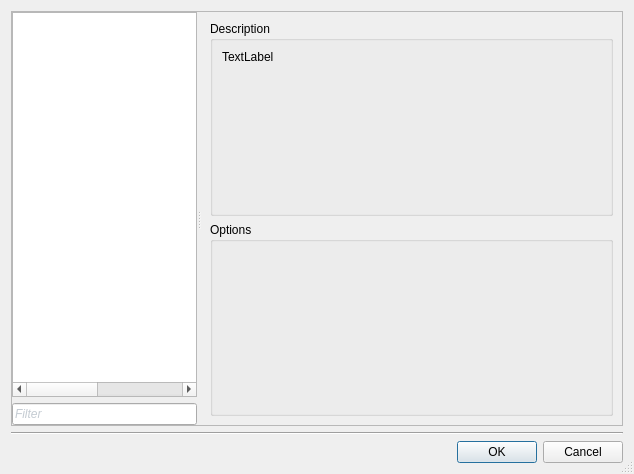
First picture: the form in ui/SettingsDialog.ui, repository ImageProcessing-ElectronicPublications/scantailor-deviant, before the edit.
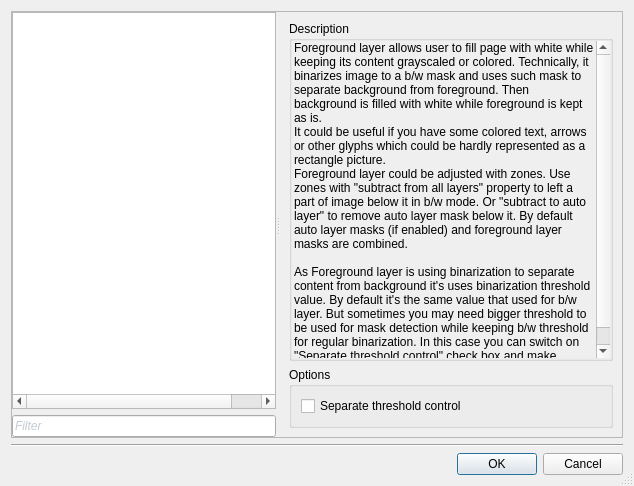
Second picture: the form after the edit. The open tabs and pages were chosen to show the change. Custom widgets are drawn as their Qt base class.

Commit message: Settings dialog improvements 2

Patch:
```diff
--- a/ui/SettingsDialog.ui
+++ b/ui/SettingsDialog.ui
@@ -7,7 +7,7 @@
     <x>0</x>
     <y>0</y>
     <width>634</width>
-    <height>405</height>
+    <height>486</height>
    </rect>
   </property>
   <property name="windowTitle">
@@ -48,7 +48,7 @@
        <item>
         <widget class="QTreeWidget" name="treeWidget">
          <property name="sizePolicy">
-          <sizepolicy hsizetype="Ignored" vsizetype="Expanding">
+          <sizepolicy hsizetype="MinimumExpanding" vsizetype="Expanding">
            <horstretch>1</horstretch>
            <verstretch>0</verstretch>
           </sizepolicy>
@@ -2229,21 +2229,77 @@
           <property name="title">
            <string>Description</string>
           </property>
-          <layout class="QVBoxLayout" name="verticalLayout_29">
+          <layout class="QVBoxLayout" name="verticalLayout_22">
+           <property name="spacing">
+            <number>0</number>
+           </property>
+           <property name="leftMargin">
+            <number>0</number>
+           </property>
+           <property name="topMargin">
+            <number>0</number>
+           </property>
+           <property name="rightMargin">
+            <number>0</number>
+           </property>
+           <property name="bottomMargin">
+            <number>0</number>
+           </property>
            <item>
-            <widget class="QLabel" name="lblApplyCutDescr_22">
-             <property name="text">
-              <string>TextLabel</string>
+            <widget class="QScrollArea" name="scrollArea_10">
+             <property name="frameShape">
+              <enum>QFrame::NoFrame</enum>
              </property>
-             <property name="alignment">
-              <set>Qt::AlignLeading|Qt::AlignLeft|Qt::AlignTop</set>
+             <property name="widgetResizable">
+              <bool>true</bool>
              </property>
-             <property name="wordWrap">
-              <bool>false</bool>
-             </property>
-             <property name="textInteractionFlags">
-              <set>Qt::LinksAccessibleByMouse|Qt::TextSelectableByKeyboard|Qt::TextSelectableByMouse</set>
-             </property>
+             <widget class="QWidget" name="scrollAreaWidgetContents_10">
+              <property name="geometry">
+               <rect>
+                <x>0</x>
+                <y>0</y>
+                <width>79</width>
+                <height>1680</height>
+               </rect>
+              </property>
+              <layout class="QVBoxLayout" name="verticalLayout_73">
+               <property name="spacing">
+                <number>0</number>
+               </property>
+               <property name="leftMargin">
+                <number>2</number>
+               </property>
+               <property name="topMargin">
+                <number>0</number>
+               </property>
+               <property name="rightMargin">
+                <number>2</number>
+               </property>
+               <property name="bottomMargin">
+                <number>0</number>
+               </property>
+               <item>
+                <widget class="QLabel" name="lblForegroundLayerDescr">
+                 <property name="text">
+                  <string>Foreground layer allows user to fill page with white while keeping its content grayscaled or colored. Technically, it binarizes image to a b/w mask and uses such mask to separate background from foreground. Then background is filled with white while foreground is kept as is.
+It could be useful if you have some colored text, arrows or other glyphs which could be hardly represented as a rectangle picture.
+Foreground layer could be adjusted with zones. Use zones with &quot;subtract from all layers&quot; property to left a part of image below it in b/w mode. Or &quot;subtract to auto layer&quot; to remove auto layer mask below it. By default auto layer masks (if enabled) and foreground layer masks are combined.
+
+As Foreground layer is using binarization to separate content from background it's uses binarization threshold value. By default it's the same value that used for b/w layer. But sometimes you may need bigger threshold to be used for mask detection while keeping b/w threshold for regular binarization. In this case you can switch on &quot;Separate threshold control&quot; check box and make additional threshold control visible for foreground layer.</string>
+                 </property>
+                 <property name="alignment">
+                  <set>Qt::AlignLeading|Qt::AlignLeft|Qt::AlignTop</set>
+                 </property>
+                 <property name="wordWrap">
+                  <bool>true</bool>
+                 </property>
+                 <property name="textInteractionFlags">
+                  <set>Qt::LinksAccessibleByMouse|Qt::TextSelectableByKeyboard|Qt::TextSelectableByMouse</set>
+                 </property>
+                </widget>
+               </item>
+              </layout>
+             </widget>
             </widget>
            </item>
           </layout>
@@ -2254,7 +2310,15 @@
           <property name="title">
            <string>Options</string>
           </property>
-          <layout class="QFormLayout" name="formLayout_15"/>
+          <layout class="QFormLayout" name="formLayout_4">
+           <item row="0" column="0">
+            <widget class="QCheckBox" name="cbForegroundLayerSeparateControl">
+             <property name="text">
+              <string>Separate threshold control</string>
+             </property>
+            </widget>
+           </item>
+          </layout>
          </widget>
         </item>
        </layout>
```
Left out of the diff: 452 changed lines with no effect on the pictures. The commit also changes 20 other files.
